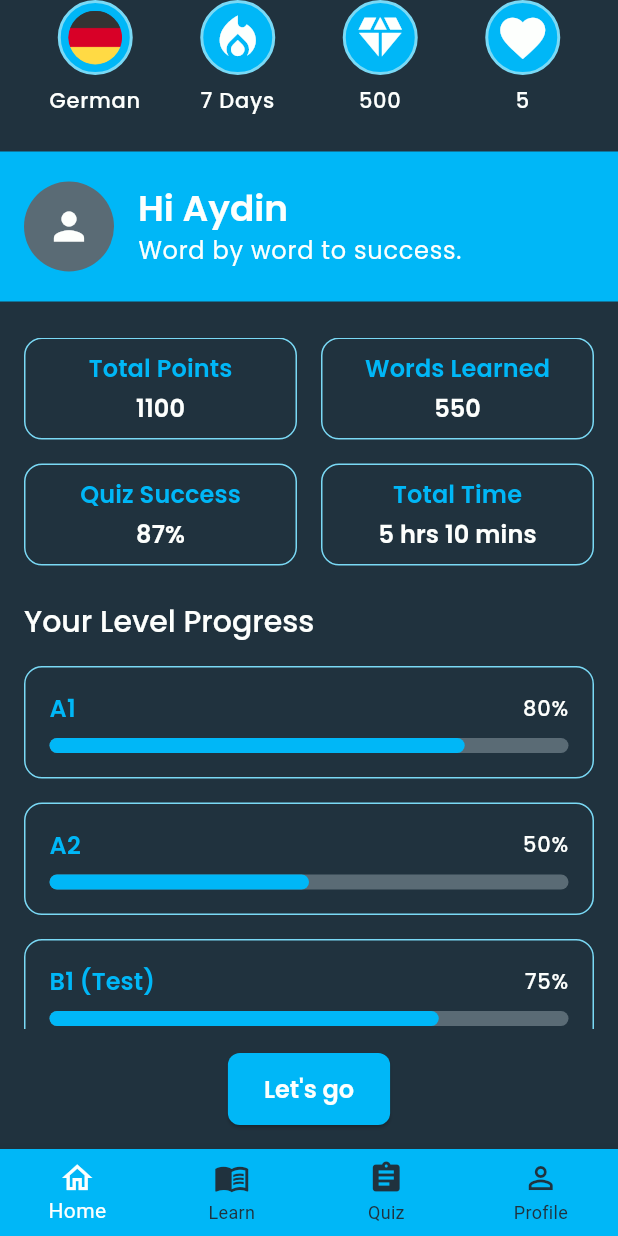
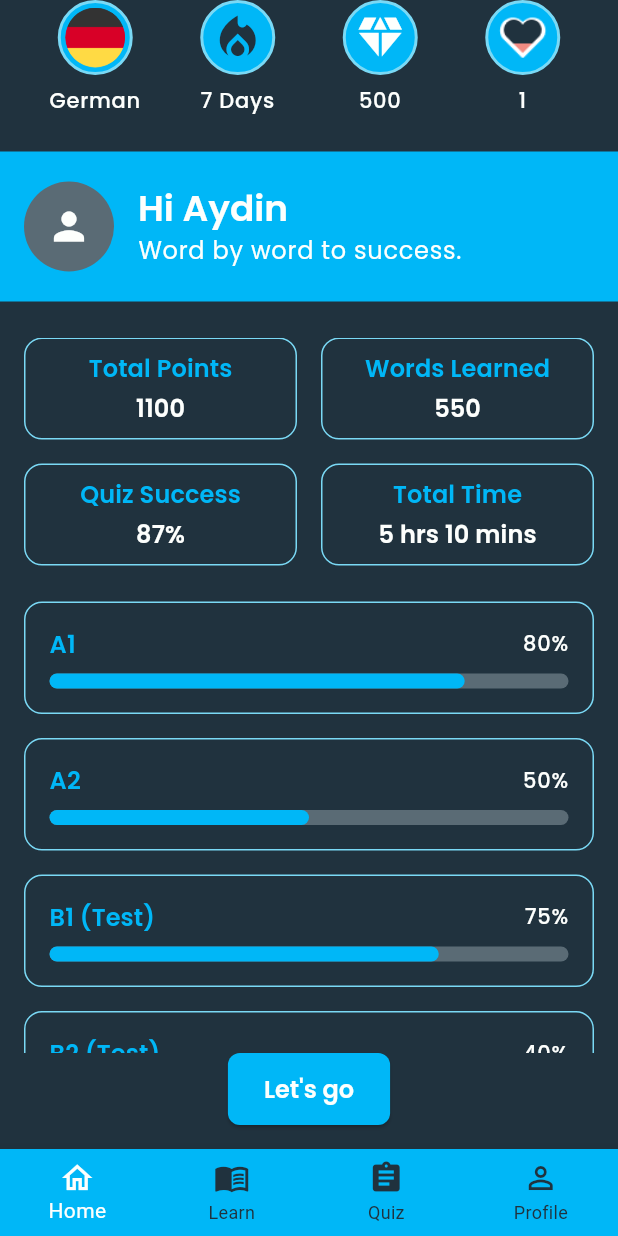
Before and after one commit to ASahinoglu/wort_plus, a Flutter app: the screen it shows after launch, on a phone screen of 412 x 824 dp. Run offline on Flutter 3.47's test engine with Material 3 defaults, Android fonts, the phone set to English and light mode, and no system bars.

Commit message:
status tile angepasst

```diff
--- a/lib/screens/home_screen.dart
+++ b/lib/screens/home_screen.dart
@@ -12,6 +12,12 @@ class HomeScreen extends StatelessWidget {
 
   @override
   Widget build(BuildContext context) {
+    // Beispiel: Simulierte Werte für die Status-Anzeigen
+    const int currentHearts = 1;
+    const int currentStreakDays = 7;
+    const bool isTodayStreakActive = false; // Beispiel: Heute geübt
+    const int totalDiamonds = 500;
+
     return Scaffold(
       backgroundColor: AppColors.backgroundColor,
       body: SafeArea(
@@ -26,30 +32,36 @@ class HomeScreen extends StatelessWidget {
               ),
               child: Row(
                 mainAxisAlignment: MainAxisAlignment.spaceAround,
-                children: const [
-                  StatusTile(
-                    flagImagePath: 'assets/images/de.png',
-                    label: 'German',
+                children: [
+                  // Flagge Zielsprache
+                  const StatusTile(
+                    type: StatusTileType.flag,
+                    targetLanguageCode: 'de',
                   ),
-                  StatusTile(
-                    iconData: Icons.local_fire_department,
-                    label: '7 Days',
+                  // Streak (7 Tage, aktiv)
+                  const StatusTile(
+                    type: StatusTileType.streak,
+                    value: currentStreakDays,
+                    isStreakActive: isTodayStreakActive,
                   ),
-                  StatusTile(iconData: Icons.diamond, label: '500'),
-                  StatusTile(iconData: Icons.favorite, label: '5'),
+                  // Diamant
+                  const StatusTile(
+                    type: StatusTileType.diamonds,
+                    value: totalDiamonds,
+                  ),
+                  // Herzen
+                  StatusTile(type: StatusTileType.hearts, value: currentHearts),
                 ],
               ),
             ),
             const SizedBox(height: 24),
-
-            // 2. Profil-Informationen
+            // ... Rest HomeScreen-Codes
             ProfileHeader(
               userName: 'Aydin',
               mottoText: 'Word by word to success.',
             ),
             const SizedBox(height: 24),
 
-            // 3. Erweiterbarer und scrollbarer Bereich für den Inhalt
             Expanded(
               child: LayoutBuilder(
                 builder: (BuildContext context, BoxConstraints constraints) {
@@ -64,7 +76,6 @@ class HomeScreen extends StatelessWidget {
                           child: Column(
                             crossAxisAlignment: CrossAxisAlignment.start,
                             children: [
-                              // StatCards
                               Row(
                                 children: const [
                                   StatCard(
@@ -92,15 +103,6 @@ class HomeScreen extends StatelessWidget {
                               ),
                               const SizedBox(height: 24),
 
-                              // Fortschrittsanzeigen Überschrift
-                              Text(
-                                'Your Level Progress',
-                                style: Theme.of(context).textTheme.headlineSmall
-                                    ?.copyWith(color: AppColors.textColor),
-                              ),
-                              const SizedBox(height: 16),
-
-                              // Fortschrittsanzeigen
                               ProgressIndicatorCard(
                                 title: 'A1',
                                 progressValue: 0.80,
@@ -113,10 +115,21 @@ class HomeScreen extends StatelessWidget {
                                 progressColor: AppColors.primaryColor,
                               ),
                               const SizedBox(height: 16),
-                              // Test için eklenen kartlar (kaydırmayı doğrulamak için)
                               ProgressIndicatorCard(
                                 title: 'B1 (Test)',
                                 progressValue: 0.75,
+                                progressColor: AppColors.primaryColor,
+                              ),
+                              const SizedBox(height: 16),
+                              ProgressIndicatorCard(
+                                title: 'B2 (Test)',
+                                progressValue: 0.40,
+                                progressColor: AppColors.primaryColor,
+                              ),
+                              const SizedBox(height: 16),
+                              ProgressIndicatorCard(
+                                title: 'C1 (Test)',
+                                progressValue: 0.20,
                                 progressColor: AppColors.primaryColor,
                               ),
                               const SizedBox(height: 16),
@@ -129,9 +142,7 @@ class HomeScreen extends StatelessWidget {
                 },
               ),
             ),
-            SizedBox(height: 16),
 
-            // "Let's go" Button (Sabitlenen kısım)
             Padding(
               padding: const EdgeInsets.symmetric(horizontal: 16.0),
               child: Center(
@@ -143,7 +154,7 @@ class HomeScreen extends StatelessWidget {
                 ),
               ),
             ),
-            const SizedBox(height: 16), // BottomNavigationBar'a olan mesafe
+            const SizedBox(height: 16),
           ],
         ),
       ),
--- a/lib/widgets/status_tile.dart
+++ b/lib/widgets/status_tile.dart
@@ -1,22 +1,46 @@
 import 'package:flutter/material.dart';
 import 'package:wort_plus/utils/app_colors.dart'; // Für die Farbdefinitionen
 
+// Enum, um den Typ der Statusanzeige zu definieren
+enum StatusTileType {
+  flag, // Für Flaggen wie Deutsch
+  streak, // Für Übungs-Streak (Tage, rot/weiß)
+  diamonds, // Für Diamant
+  hearts, // Für Herzen
+}
+
 class StatusTile extends StatefulWidget {
-  final String
-  label; // Der Text unter dem Icon (z.B. "German", "7 Days", "500", "5")
-  final String? flagImagePath; // Optionaler Pfad zum Flaggenbild
-  final IconData? iconData; // Optionales IconData für Material Icons
+  final StatusTileType type; // Der Typ der Statusanzeige
+  final String? targetLanguageCode; // Nur für type: flag (z.B. 'de')
+  final int? value; // Für type: streak (Anzahl Tage), diamands , hearts
+  final bool? isStreakActive; // Nur für type: streak (true = rot, false = weiß)
 
-  // Konstruktor, der entweder flagImagePath ODER iconData erfordert
   const StatusTile({
     super.key,
-    required this.label,
-    this.flagImagePath,
-    this.iconData,
+    required this.type,
+    this.targetLanguageCode,
+    this.value,
+    this.isStreakActive,
   }) : assert(
-         flagImagePath != null || iconData != null,
-         'Entweder flagImagePath oder iconData muss angegeben werden.',
-       ); // Sicherstellen, dass mindestens eines übergeben wird
+         // Assertions, um sicherzustellen, dass die richtigen Parameter für den jeweiligen Typ übergeben werden
+         (type == StatusTileType.flag &&
+                 targetLanguageCode != null &&
+                 value == null &&
+                 isStreakActive == null) ||
+             (type == StatusTileType.streak &&
+                 value != null &&
+                 isStreakActive != null &&
+                 targetLanguageCode == null) ||
+             (type == StatusTileType.diamonds &&
+                 value != null &&
+                 targetLanguageCode == null &&
+                 isStreakActive == null) ||
+             (type == StatusTileType.hearts &&
+                 value != null &&
+                 targetLanguageCode == null &&
+                 isStreakActive == null),
+         'Ungültige Parameterkombination für StatusTileType: $type',
+       );
 
   @override
   State<StatusTile> createState() => _StatusTileState();
@@ -26,28 +50,63 @@ class _StatusTileState extends State<StatusTile> {
   @override
   Widget build(BuildContext context) {
     Widget contentWidget; // Widget, das entweder das Icon oder das Bild enthält
+    String displayText = ''; // Der Text unter dem Icon/Bild
 
-    if (widget.flagImagePath != null) {
-      // Wenn ein Flaggenbildpfad angegeben ist
+    switch (widget.type) {
+      case StatusTileType.flag:
+        // Logik für Flaggen
         contentWidget = ClipOval(
-        // ClipOval, um das Bild im Kreis zu beschneiden
           child: Image.asset(
-          widget.flagImagePath!, // Verwende das Flaggenbild
-          width: 36, // Bildgröße (etwas kleiner als der Container)
-          height: 36,
-          fit: BoxFit.cover, // Bild ausfüllen, ohne Verzerrung
+            'assets/images/${widget.targetLanguageCode!}.png', // z.B. assets/images/de.png
+            width: 40,
+            height: 40,
+            fit: BoxFit.cover,
           ),
         );
-    } else if (widget.iconData != null) {
-      // Wenn IconData angegeben ist
+        // Text entsprechend dem Ländercode anpassen
+        switch (widget.targetLanguageCode) {
+          case 'de':
+            displayText = 'German';
+            break;
+          // Fügen Sie hier weitere Fälle für andere Sprachen hinzu (z.B. 'en': displayText = 'English';)
+          default:
+            displayText = 'Langueage'; // Fallback
+        }
+        break;
+
+      case StatusTileType.streak:
+        // Logik für Übungs-Streak (Tage)
         contentWidget = Icon(
-        widget.iconData, // Verwende das Material Icon
-        color: AppColors.textColor, // Icon-Farbe
-        size: 36, // Icon-Größe
+          Icons.local_fire_department,
+          color: widget.isStreakActive!
+              ? AppColors.textColor
+              : AppColors.backgroundColor, // Rot wenn aktiv, Weiß wenn inaktiv
+          size: 36,
         );
-    } else {
-      // Fallback, sollte niemals erreicht werden dank des assert()
-      contentWidget = const SizedBox(); // Leeres Widget
+        displayText = '${widget.value!} Days'; // z.B. "7 Tage"
+        break;
+
+      case StatusTileType.diamonds:
+        // Diamant
+        contentWidget = Icon(
+          Icons.diamond,
+          color: AppColors.textColor,
+          size: 36,
+        );
+        displayText = widget.value!.toString(); // z.B. "500"
+        break;
+
+      case StatusTileType.hearts:
+        // Logik für Herzen
+        final int clampedHearts = widget.value!.clamp(
+          0,
+          5,
+        ); // Sicherstellen, dass der Wert zwischen 0 und 5 liegt
+        final String heartImagePath =
+            'assets/images/heart$clampedHearts.png'; // z.B. assets/images/heart3.png
+        contentWidget = Image.asset(heartImagePath, width: 50, height: 50);
+        displayText = widget.value!.toString(); // z.B. "5"
+        break;
     }
 
     return Expanded(
@@ -55,24 +114,20 @@ class _StatusTileState extends State<StatusTile> {
         mainAxisSize: MainAxisSize.min,
         children: [
           Container(
-            width: 50, // Breite des runden Hintergrunds
-            height: 50, // Höhe des runden Hintergrunds
+            width: 50,
+            height: 50,
             decoration: BoxDecoration(
-              color: AppColors.primaryColor, // Blauer runder Hintergrund
-              shape: BoxShape.circle, // Runde Form
-              border: Border.all(
-                color: AppColors
-                    .secondaryColor, // Rahmenfarbe: Primärfarbe (hellblau)
-                width: 2,
-              ), // Rahmenfarbe und -stärke
+              color: AppColors.primaryColor,
+              shape: BoxShape.circle,
+              border: Border.all(color: AppColors.secondaryColor, width: 2),
             ),
             child: Center(
-              child: contentWidget, // Zeigt entweder das Bild oder das Icon an
+              child: contentWidget, // Zeigt den spezifischen Inhalt an
             ),
           ),
           const SizedBox(height: 8),
           Text(
-            widget.label,
+            displayText, // Zeigt den dynamisch generierten Text an
             style: Theme.of(
               context,
             ).textTheme.labelMedium?.copyWith(color: AppColors.textColor),
```
Also changed, not shown: assets/images/heart0.png (added), assets/images/heart1.png (added), assets/images/heart2.png (added), assets/images/heart3.png (added), assets/images/heart4.png (added), assets/images/heart5.png (added). Lines whose indentation alone changed are shown as unchanged.
